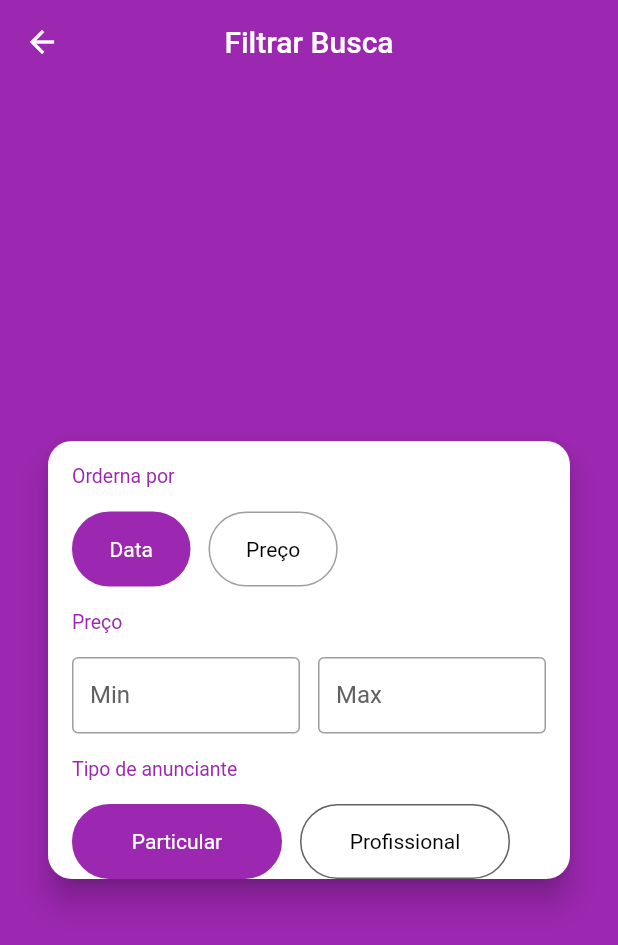
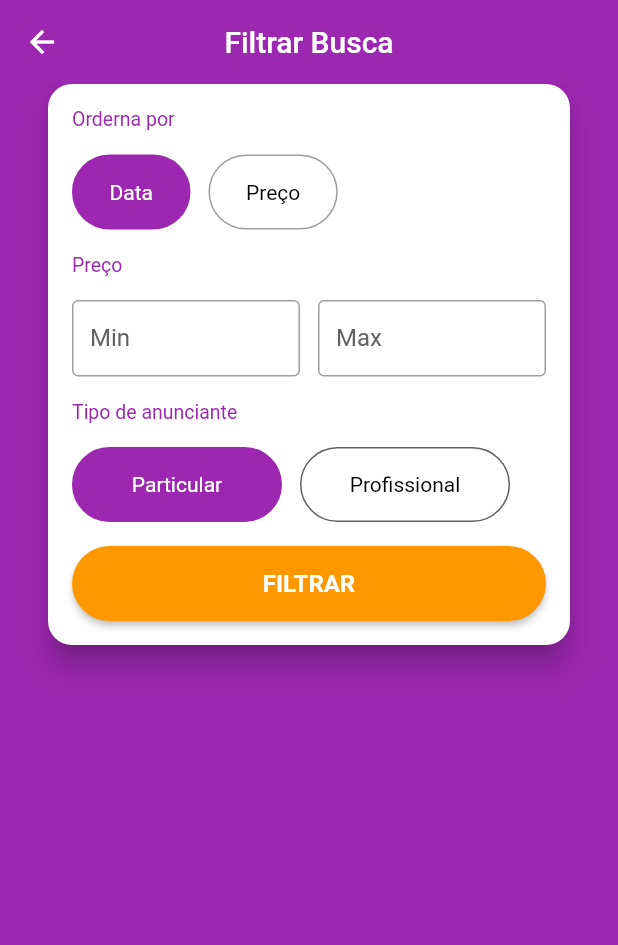
Before and after one commit to YuriLuis/xlo-clone-flutter, a Flutter app: the FiltroScreen screen opened directly, on a phone screen of 412 x 824 dp. Shown: the top 945 px of the screen. Run offline on Flutter 3.47's test engine with Material 2 defaults, Android fonts, the phone set to English and light mode, and no system bars; our stand-ins replace brasil_fields, dio, flutter_mobx, get_it, image_cropper, image_picker and 3 more; accounts and stored records are empty; generated files the repository leaves out were written again; network calls fail; statements that could not run were skipped.

Commit message:
aula 336 Aplicando o Filtro

```diff
--- a/lib/screens/filtro/components/vendor_type_field.dart
+++ b/lib/screens/filtro/components/vendor_type_field.dart
@@ -96,10 +96,10 @@ class VendorTypeField extends StatelessWidget {
   Widget _widgetTextErroTypeVendor(){
     return Observer(
       builder: (_) {
-        if(filterStore.isTypeVenderError != null){
+        if(filterStore.isTypeVendorError != null){
           return Container(
             padding: EdgeInsets.only(top: 8),
-            child: Text(filterStore.isTypeVenderError,
+            child: Text(filterStore.isTypeVendorError,
               style: TextStyle(color: Colors.red, fontSize: 14),),
           );
         }else {
--- a/lib/screens/filtro/filter_screen.dart
+++ b/lib/screens/filtro/filter_screen.dart
@@ -1,13 +1,15 @@
 import 'package:flutter/material.dart';
+import 'package:flutter_mobx/flutter_mobx.dart';
+import 'package:get_it/get_it.dart';
 import 'package:xlo_mobx/stores/filter_store.dart';
+import 'package:xlo_mobx/stores/home_store.dart';
 
 import 'components/order_by_field.dart';
 import 'components/price_range_field.dart';
 import 'components/vendor_type_field.dart';
 
 class FiltroScreen extends StatelessWidget {
-
-  final FilterStore filterStore = FilterStore();
+  final FilterStore filterStore = GetIt.I<HomeStore>().clonedFilter;
 
   @override
   Widget build(BuildContext context) {
@@ -16,7 +18,8 @@ class FiltroScreen extends StatelessWidget {
         title: Text('Filtrar Busca'),
         centerTitle: true,
       ),
-      body: Center(
+      body: SingleChildScrollView(
+        child: Center(
           child: Card(
             margin: EdgeInsets.symmetric(horizontal: 32),
             shape: RoundedRectangleBorder(
@@ -26,16 +29,57 @@ class FiltroScreen extends StatelessWidget {
             child: Padding(
               padding: EdgeInsets.symmetric(horizontal: 16),
               child: Column(
+                crossAxisAlignment: CrossAxisAlignment.stretch,
                 mainAxisSize: MainAxisSize.min,
                 children: [
                   OrderByField(filterStore),
                   PriceRangeField(filterStore),
                   VendorTypeField(filterStore),
+                  Observer(builder: (_) {
+                    return Container(
+                      margin: EdgeInsets.symmetric(vertical: 16),
+                      height: 50,
+                      child: RaisedButton(
+                        disabledColor: Colors.orange.withAlpha(120),
+                        shape: RoundedRectangleBorder(
+                            borderRadius: BorderRadius.circular(25)),
+                        textColor: Colors.white,
+                        color: Colors.orange,
+                        onPressed: filterStore.isFormValid
+                            ?(){
+                          filterStore.save();
+                          Navigator.of(context).pop();
+                        }
+                            : null ,
+                        child: Text(
+                          'FILTRAR',
+                          style: TextStyle(
+                              fontWeight: FontWeight.w600, fontSize: 16),
+                        ),
+                      ),
+                    );
+                  })
                 ],
+              ),
             ),
           ),
         ),
       ),
     );
   }
+  Widget _widgetTextErroTypeVendor(){
+    return Observer(
+      builder: (_) {
+        if(filterStore.isTypeVendorError != null){
+          return Container(
+            padding: EdgeInsets.only(top: 8),
+            child: Text(filterStore.isTypeVendorError,
+              style: TextStyle(color: Colors.red, fontSize: 14),),
+          );
+        }else {
+          return Container();
         }
+      },
+    );
+  }
+}
```
Also changed, not shown: lib/stores/filter_store.dart (+31 -3 lines), lib/stores/home_store.dart (+9 -0 lines), lib/stores/filter_store.g.dart, lib/stores/home_store.g.dart. Lines whose indentation alone changed are shown as unchanged.
